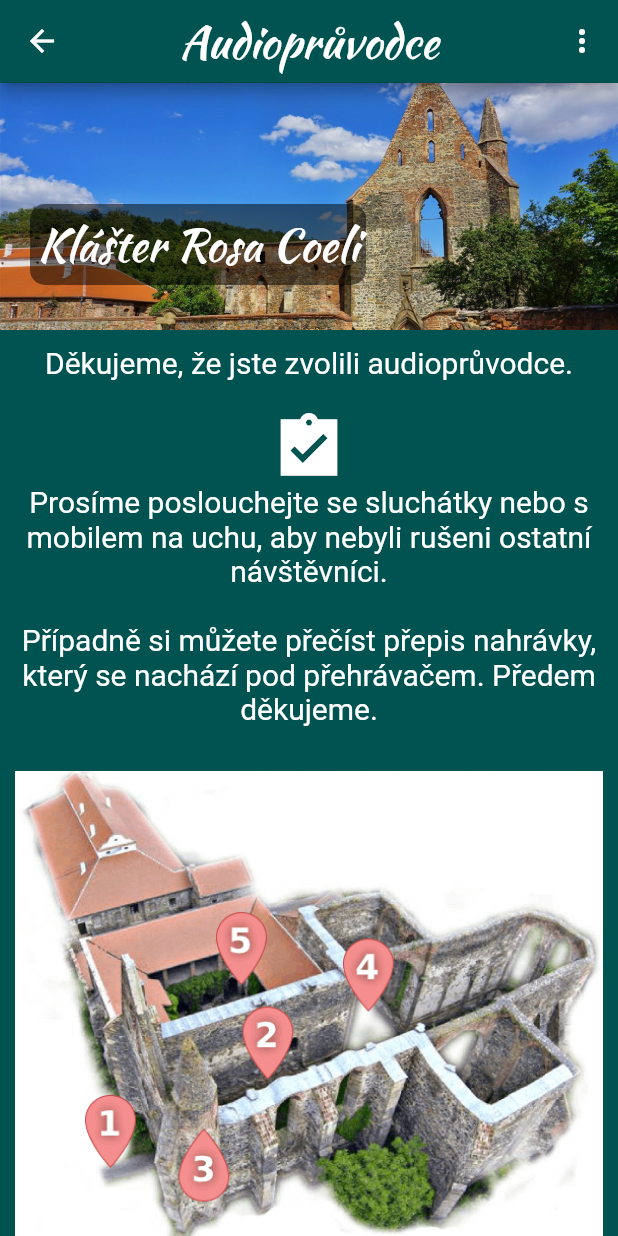
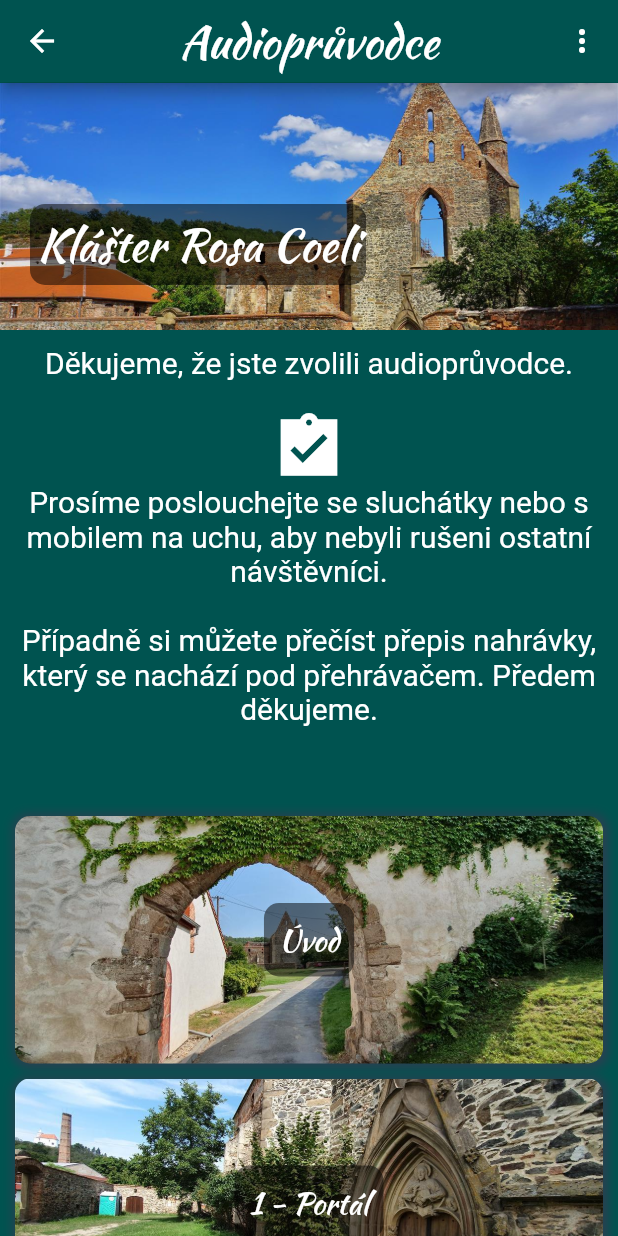
Before and after one commit to zowelu/dolni_kounice, a Flutter app: the AudioGuideRosaCoeli screen opened by its route, on a phone screen of 412 x 824 dp. Run offline on Flutter 3.47's test engine with Material 2 defaults, Android fonts, the phone set to English and light mode, and no system bars; our stand-ins replace audioplayers, photo_view.

Commit message:
odstraněna mapa kláštera v audio_guide_rosa_coeli.dart

```diff
--- a/lib/screens/audio_guide_rosa_coeli.dart
+++ b/lib/screens/audio_guide_rosa_coeli.dart
@@ -61,20 +61,9 @@ class _AudioGuideRosaCoeliState extends State<AudioGuideRosaCoeli> {
                     fontSize: kDefaultFontSizeText),
               ),
               SizedBox(height: kDefaultMarginLarger),
-              Container(
-                width: double.infinity,
-                decoration: BoxDecoration(
-                  borderRadius: BorderRadius.circular(20.0),
-                ),
-                child: Image(
-                  image: AssetImage(
-                      'assets/images/pamatky/klaster_rosa_coeli/mapa_klaster.png'),
-                ),
-              ),
             ],
           ),
         ),
-
         SizedBox(height: kDefaultMarginLarger),
         Hero(
           tag: 'Úvod',
```
